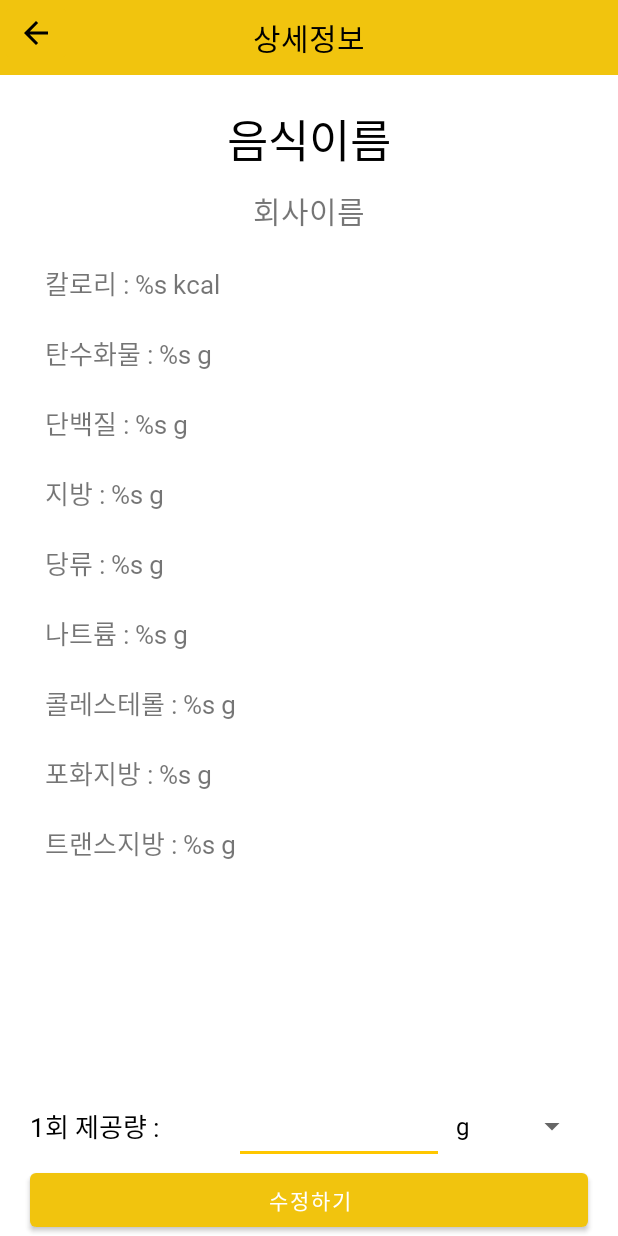
After one commit to aksghwoddl/FooDi, an Android app: the DiaryDetailActivity screen opened directly, with no data from a screen before it, on a phone screen of 412 x 824 dp. The commit adds this screen. Run offline under Robolectric (Android 15) with nearby library versions, the phone set to English and light mode, and no system bars; Roboto replaces fonts that are not available here; 23 statements that could not run were skipped.

Commit message:
1. DiaryFragment item클릭시 다이어리 상세정보로 표시 및 수정 기능 구현
Todo.
1. Permission 체크 및 전반적인 레이아웃 수정 필요

```diff
--- a/FooDi/app/src/main/AndroidManifest.xml
+++ b/FooDi/app/src/main/AndroidManifest.xml
@@ -47,6 +47,9 @@
         <activity android:name=".ui.activities.search.SearchActivity"
             android:windowSoftInputMode="adjustPan">
         </activity>
+        <activity android:name=".ui.fragments.diary.detail.DiaryDetailActivity">
+
+        </activity>
     </application>
 
     <uses-permission android:name="android.permission.INTERNET"/>
--- a/FooDi/app/src/main/java/com/lee/foodi/data/repository/FoodiRepository.kt
+++ b/FooDi/app/src/main/java/com/lee/foodi/data/repository/FoodiRepository.kt
@@ -43,6 +43,11 @@ class FoodiRepository {
      * **/
     suspend fun addDiary(diary : DiaryEntity) = diaryDAO.addDiary(diary)
 
+    /**
+     * Function for delete diary item in Room DB
+     * **/
     suspend fun deleteDiaryItem(diaryItem: DiaryItemEntity) = diaryDAO.deleteDiaryItem(diaryItem)
 
+    suspend fun updateDiaryItem(diaryItem: DiaryItemEntity) = diaryDAO.updateDiaryItem(diaryItem)
+
 }
--- a/FooDi/app/src/main/java/com/lee/foodi/ui/activities/search/FoodDetailActivity.kt
+++ b/FooDi/app/src/main/java/com/lee/foodi/ui/activities/search/FoodDetailActivity.kt
@@ -56,7 +56,6 @@ class FoodDetailActivity : AppCompatActivity() {
             setContentView(it.root)
         }
         mFoodInfoData = intent?.getSerializableExtra(EXTRA_SELECTED_FOOD) as FoodInfoData
-
         init()
     }
 
@@ -167,7 +166,6 @@ class FoodDetailActivity : AppCompatActivity() {
         }
 
         override fun afterTextChanged(p0: Editable?) { }
-
     }
 
     /**
--- /dev/null
+++ b/FooDi/app/src/main/java/com/lee/foodi/ui/fragments/diary/detail/DiaryDetailActivity.kt
@@ -0,0 +1,243 @@
+package com.lee.foodi.ui.fragments.diary.detail
+
+import android.annotation.SuppressLint
+import android.os.Build
+import android.os.Bundle
+import android.text.Editable
+import android.text.TextWatcher
+import android.util.Log
+import android.view.View
+import android.widget.ArrayAdapter
+import androidx.annotation.RequiresApi
+import androidx.appcompat.app.AppCompatActivity
+import com.lee.foodi.R
+import com.lee.foodi.common.EXTRA_SELECTED_DIARY_ITEM
+import com.lee.foodi.common.NOT_AVAILABLE
+import com.lee.foodi.common.Utils
+import com.lee.foodi.data.repository.FoodiRepository
+import com.lee.foodi.data.room.entity.DiaryItem
+import com.lee.foodi.data.room.entity.DiaryItemEntity
+import com.lee.foodi.databinding.ActivityDiaryDetailBinding
+import kotlinx.coroutines.CoroutineScope
+import kotlinx.coroutines.Dispatchers
+import kotlinx.coroutines.launch
+import kotlin.math.roundToInt
+
+private const val TAG = "DiaryDetailActivity"
+
+class DiaryDetailActivity : AppCompatActivity() {
+    private lateinit var binding : ActivityDiaryDetailBinding
+    private lateinit var mDiaryItem : DiaryItem
+
+    private var mCalculatedCalorie = ""
+    private var mCalculatedCarbohydrate = ""
+    private var mCalculatedProtein = ""
+    private var mCalculatedFat = ""
+    private var mCalculatedSugar = ""
+    private var mCalculatedSalt = ""
+    private var mCalculatedCholesterol = ""
+    private var mCalculatedSaturatedFat = ""
+    private var mCalculatedTransFat = ""
+
+    @RequiresApi(Build.VERSION_CODES.O)
+    override fun onCreate(savedInstanceState: Bundle?) {
+        super.onCreate(savedInstanceState)
+        binding = ActivityDiaryDetailBinding.inflate(layoutInflater).also {
+            setContentView(it.root)
+        }
+        mDiaryItem = intent?.extras?.getSerializable(EXTRA_SELECTED_DIARY_ITEM) as DiaryItem
+        init()
+    }
+
+    /**
+     * Init Functions
+     * **/
+    @RequiresApi(Build.VERSION_CODES.O)
+    @SuppressLint("SetTextI18n")
+    private fun init() {
+        with(binding){
+            foodNameTextView.text = mDiaryItem.food!!.foodName
+            foodNameTextView.isSelected = true // for marquee setting
+            if(mDiaryItem.food!!.company == "N/A"){
+                companyNameTextView.visibility = View.INVISIBLE
+            } else {
+                companyNameTextView.text = mDiaryItem.food!!.company
+            }
+        }
+        updateIngredientTextView(false)
+        initSpinner()
+        addListeners()
+    }
+
+    private fun initSpinner() {
+        val unitArray = resources.getStringArray(R.array.unit_array)
+        val adapter = ArrayAdapter(this , com.google.android.material.R.layout.support_simple_spinner_dropdown_item , unitArray)
+        binding.unitSpinner.adapter = adapter
+
+    }
+
+    @RequiresApi(Build.VERSION_CODES.O)
+    private fun addListeners() {
+        with(binding){
+            modifyButton.setOnClickListener {
+                CoroutineScope(Dispatchers.IO).launch {
+                    updateFoodInfo()
+                    updateDiaryItem()
+                    CoroutineScope(Dispatchers.Main).launch {
+                        Utils.toastMessage("정상적으로 수정 되었습니다.")
+                    }
+                }
+            }
+            calculateEditText.addTextChangedListener(CalculateTextChangedListener())
+
+            backButton.setOnClickListener {
+                finish()
+            }
+        }
+    }
+
+    private suspend fun updateDiaryItem() {
+        CoroutineScope(Dispatchers.IO).launch {
+            val diaryItemEntity = DiaryItemEntity(
+                mDiaryItem.index
+                , mDiaryItem.date
+                , mDiaryItem.food
+                , mDiaryItem.time ,binding.calculateEditText.text.toString() + binding.unitSpinner.selectedItem)
+            FoodiRepository.getInstance().updateDiaryItem(diaryItemEntity)
+            Log.d(TAG, "updateDiaryItem: $diaryItemEntity")
+        }
+    }
+
+   /**
+    * Function for get value during EditText is changing
+    * **/
+    private fun getValueOnEditTextChanged(value : String , inputValue : String) : String {
+        var ret = ""
+        if(mDiaryItem.food!!.servingWeight.toInt() != 0 && value != NOT_AVAILABLE){
+            if(binding.calculateEditText.text.isNotEmpty()){
+                val divideValue = value.toDouble()/(mDiaryItem.food!!.servingWeight.toInt())
+                val calculatedValue = divideValue * inputValue.toInt()
+                ret = calculatedValue.roundToInt().toString()
+            }
+        } else {
+            ret = NOT_AVAILABLE
+        }
+        return ret
+    }
+
+    /**
+     * Function for update Textview that show food info
+     * **/
+    private fun updateIngredientTextView(changedByEditText : Boolean){
+        if(changedByEditText){
+            with(binding){
+                // Calorie
+                mCalculatedCalorie = getValueOnEditTextChanged(mDiaryItem.food!!.calorie , calculateEditText.text.toString())
+                Utils.convertValueWithErrorCheck(calorieTextView ,resources.getString(R.string.calories), mCalculatedCalorie)
+
+                // Carbohydrate
+                mCalculatedCarbohydrate = getValueOnEditTextChanged(mDiaryItem.food!!.carbohydrate , calculateEditText.text.toString())
+                Utils.convertValueWithErrorCheck(carbohydrateTextView , getString(R.string.carbohydrate) , mCalculatedCarbohydrate)
+
+                // Protein
+                mCalculatedProtein = getValueOnEditTextChanged(mDiaryItem.food!!.protein , calculateEditText.text.toString())
+                Utils.convertValueWithErrorCheck(proteinTextView , getString(R.string.protein) , mCalculatedProtein)
+
+                // Fat
+                mCalculatedFat = getValueOnEditTextChanged(mDiaryItem.food!!.fat , calculateEditText.text.toString())
+                Utils.convertValueWithErrorCheck(fatTextView , getString(R.string.fat) , mCalculatedFat)
+
+                // Sugar
+                mCalculatedSugar = getValueOnEditTextChanged(mDiaryItem.food!!.sugar , calculateEditText.text.toString())
+                Utils.convertValueWithErrorCheck(sugarTextView , getString(R.string.sugar) , mCalculatedSugar)
+
+                // Salt
+                mCalculatedSalt = getValueOnEditTextChanged(mDiaryItem.food!!.salt , calculateEditText.text.toString())
+                Utils.convertValueWithErrorCheck(saltTextView , getString(R.string.salt) , mCalculatedSalt)
+
+                // Cholesterol
+                mCalculatedCholesterol = getValueOnEditTextChanged(mDiaryItem.food!!.cholesterol , calculateEditText.text.toString())
+                Utils.convertValueWithErrorCheck(cholesterolTextView , getString(R.string.cholesterol) , mCalculatedCholesterol)
+
+                // Saturated Fat
+                mCalculatedSaturatedFat = getValueOnEditTextChanged(mDiaryItem.food!!.saturatedFat , calculateEditText.text.toString())
+                Utils.convertValueWithErrorCheck(saturatedFat , getString(R.string.saturated_fat) , mCalculatedSaturatedFat)
+
+                // Trans Fat
+                mCalculatedTransFat = getValueOnEditTextChanged(mDiaryItem.food!!.transFat , calculateEditText.text.toString())
+                Utils.convertValueWithErrorCheck(transFatTextView , getString(R.string.trans_fat) , mCalculatedTransFat)
+            }
+        } else {
+            with(binding){
+                Utils.convertValueWithErrorCheck(calorieTextView ,resources.getString(R.string.calories) ,mDiaryItem.food!!.calorie.convertStringToInt())
+                Utils.convertValueWithErrorCheck(carbohydrateTextView , getString(R.string.carbohydrate) ,mDiaryItem.food!!.carbohydrate.convertStringToInt())
+                Utils.convertValueWithErrorCheck(proteinTextView , getString(R.string.protein) ,mDiaryItem.food!!.protein.convertStringToInt())
+                Utils.convertValueWithErrorCheck(fatTextView , getString(R.string.fat) ,mDiaryItem.food!!.fat.convertStringToInt())
+                Utils.convertValueWithErrorCheck(sugarTextView , getString(R.string.sugar) ,mDiaryItem.food!!.sugar.convertStringToInt())
+                Utils.convertValueWithErrorCheck(saltTextView , getString(R.string.salt) ,mDiaryItem.food!!.salt.convertStringToInt())
+                Utils.convertValueWithErrorCheck(cholesterolTextView , getString(R.string.cholesterol) ,mDiaryItem.food!!.cholesterol.convertStringToInt())
+                Utils.convertValueWithErrorCheck(saturatedFat , getString(R.string.saturated_fat) ,mDiaryItem.food!!.saturatedFat.convertStringToInt())
+                Utils.convertValueWithErrorCheck(transFatTextView , getString(R.string.trans_fat) ,mDiaryItem.food!!.transFat.convertStringToInt())
+                calculateEditText.text = Editable.Factory.getInstance().newEditable(mDiaryItem.servingSize.convertStringToInt())
+
+                mCalculatedCalorie = mDiaryItem.food!!.calorie
+                mCalculatedCarbohydrate = mDiaryItem.food!!.carbohydrate
+                mCalculatedProtein = mDiaryItem.food!!.protein
+                mCalculatedFat = mDiaryItem.food!!.fat
+                mCalculatedSugar = mDiaryItem.food!!.sugar
+                mCalculatedSalt = mDiaryItem.food!!.salt
+                mCalculatedCholesterol = mDiaryItem.food!!.cholesterol
+                mCalculatedSaturatedFat = mDiaryItem.food!!.saturatedFat
+                mCalculatedTransFat = mDiaryItem.food!!.transFat
+            }
+        }
+    }
+
+    /**
+     * Function for update food info when insert Room DB
+     * **/
+    private fun updateFoodInfo() {
+        with(mDiaryItem.food!!){
+            calorie = mCalculatedCalorie
+            carbohydrate = mCalculatedCarbohydrate
+            protein = mCalculatedProtein
+            fat = mCalculatedFat
+            sugar = mCalculatedSugar
+            salt = mCalculatedSalt
+            cholesterol = mCalculatedCholesterol
+            saturatedFat = mCalculatedSaturatedFat
+            transFat = mCalculatedTransFat
+            servingWeight = binding.calculateEditText.text.toString()
+        }
+    }
+
+    /**
+     * Function for convert String that have double value to Integer
+     * **/
+    private fun String.convertStringToInt() : String {
+        return if(this == NOT_AVAILABLE){
+            this
+        }else if(this.contains("g")|| this.contains("oz")){
+            this.substring(0 , this.length -1)
+        }
+        else {
+            this.toDouble().roundToInt().toString()
+        }
+    }
+
+    /**
+     * Watching Serving Size EditText Listener
+     * **/
+    private inner class CalculateTextChangedListener : TextWatcher {
+        override fun beforeTextChanged(p0: CharSequence?, p1: Int, p2: Int, p3: Int) { }
+
+        override fun onTextChanged(p0: CharSequence?, p1: Int, p2: Int, p3: Int) {
+            mDiaryItem.food!!.servingWeight
+            if(binding.calculateTextView.text.isNotEmpty()){
+                updateIngredientTextView(true)
+            }
+        }
+
+        override fun afterTextChanged(p0: Editable?) { }
+    }
+}
--- /dev/null
+++ b/FooDi/app/src/main/res/layout/activity_diary_detail.xml
@@ -0,0 +1,219 @@
+<?xml version="1.0" encoding="utf-8"?>
+<androidx.constraintlayout.widget.ConstraintLayout xmlns:android="http://schemas.android.com/apk/res/android"
+    xmlns:tools="http://schemas.android.com/tools"
+    android:layout_width="match_parent"
+    android:layout_height="match_parent"
+    xmlns:app="http://schemas.android.com/apk/res-auto">
+
+    <RelativeLayout
+        android:id="@+id/headerLayout"
+        android:layout_width="match_parent"
+        android:layout_height="wrap_content"
+        app:layout_constraintTop_toTopOf="parent"
+        app:layout_constraintBottom_toTopOf="@id/foodNameTextView"
+        android:background="@color/main_color"
+        >
+
+        <TextView
+            android:id="@+id/reportTimeTextView"
+            android:layout_width="wrap_content"
+            android:layout_height="wrap_content"
+            android:layout_centerInParent="true"
+            android:layout_marginTop="20dp"
+            android:fontFamily="@font/swagger"
+            android:text="@string/more_info"
+            android:textColor="#000"
+            android:textSize="20sp" />
+
+        <ImageButton
+            android:id="@+id/backButton"
+            android:layout_width="wrap_content"
+            android:layout_height="wrap_content"
+            android:src="@drawable/ic_baseline_arrow_back_24"
+            android:backgroundTint="@color/main_color"
+            />
+    </RelativeLayout>
+
+    <TextView
+        android:id="@+id/foodNameTextView"
+        android:layout_width="match_parent"
+        android:layout_height="wrap_content"
+        app:layout_constraintTop_toBottomOf="@id/headerLayout"
+        android:textSize="30sp"
+        android:textColor="#000"
+        android:fontFamily="@font/swagger"
+        android:text="@string/food_name"
+        android:gravity="center"
+        android:layout_marginTop="20dp"
+        android:singleLine="true"
+        android:ellipsize="marquee"
+        android:focusable="true"
+        android:marqueeRepeatLimit="marquee_forever"
+        android:paddingStart="20dp"
+        android:paddingEnd="20dp"
+        />
+
+    <TextView
+        android:id="@+id/companyNameTextView"
+        android:layout_width="match_parent"
+        android:layout_height="wrap_content"
+        app:layout_constraintTop_toBottomOf="@id/foodNameTextView"
+        android:textSize="20sp"
+        android:layout_marginTop="10dp"
+        android:fontFamily="@font/swagger"
+        android:text="@string/company_name"
+        android:gravity="center"
+        />
+
+    <LinearLayout
+        android:id="@+id/detailLayout"
+        android:layout_width="match_parent"
+        android:layout_height="0dp"
+        android:orientation="vertical"
+        android:paddingStart="30dp"
+        android:paddingEnd="0dp"
+        app:layout_constraintBottom_toTopOf="@id/calculateLayout"
+        app:layout_constraintTop_toBottomOf="@id/companyNameTextView"
+        app:layout_constraintLeft_toLeftOf="parent"
+        app:layout_constraintRight_toRightOf="parent"
+        >
+
+        <TextView
+            android:id="@+id/calorieTextView"
+            android:layout_width="match_parent"
+            android:layout_height="wrap_content"
+            android:layout_marginTop="20dp"
+            android:fontFamily="@font/swagger"
+            android:text="@string/calories"
+            android:textSize="@dimen/food_detail_text_size" />
+
+        <TextView
+            android:id="@+id/carbohydrateTextView"
+            android:layout_width="match_parent"
+            android:layout_height="wrap_content"
+            android:layout_marginTop="20dp"
+            android:fontFamily="@font/swagger"
+            android:text="@string/carbohydrate"
+            android:textSize="@dimen/food_detail_text_size" />
+
+        <TextView
+            android:id="@+id/proteinTextView"
+            android:layout_width="match_parent"
+            android:layout_height="wrap_content"
+            android:layout_marginTop="20dp"
+            android:fontFamily="@font/swagger"
+            android:text="@string/protein"
+            android:textSize="@dimen/food_detail_text_size" />
+
+        <TextView
+            android:id="@+id/fatTextView"
+            android:layout_width="match_parent"
+            android:layout_height="wrap_content"
+            android:layout_marginTop="20dp"
+            android:fontFamily="@font/swagger"
+            android:text="@string/fat"
+            android:textSize="@dimen/food_detail_text_size" />
+
+        <TextView
+            android:id="@+id/sugarTextView"
+            android:layout_width="match_parent"
+            android:layout_height="wrap_content"
+            android:layout_marginTop="20dp"
+            android:fontFamily="@font/swagger"
+            android:text="@string/sugar"
+            android:textSize="@dimen/food_detail_text_size" />
+
+        <TextView
+            android:id="@+id/saltTextView"
+            android:layout_width="match_parent"
+            android:layout_height="wrap_content"
+            android:layout_marginTop="20dp"
+            android:fontFamily="@font/swagger"
+            android:text="@string/salt"
+            android:textSize="@dimen/food_detail_text_size" />
+
+        <TextView
+            android:id="@+id/cholesterolTextView"
+            android:layout_width="match_parent"
+            android:layout_height="wrap_content"
+            android:layout_marginTop="20dp"
+            android:fontFamily="@font/swagger"
+            android:text="@string/cholesterol"
+            android:textSize="@dimen/food_detail_text_size" />
+
+        <TextView
+            android:id="@+id/saturatedFat"
+            android:layout_width="match_parent"
+            android:layout_height="wrap_content"
+            android:layout_marginTop="20dp"
+            android:fontFamily="@font/swagger"
+            android:text="@string/saturated_fat"
+            android:textSize="@dimen/food_detail_text_size" />
+
+        <TextView
+            android:id="@+id/transFatTextView"
+            android:layout_width="match_parent"
+            android:layout_height="wrap_content"
+            android:layout_marginTop="20dp"
+            android:fontFamily="@font/swagger"
+            android:text="@string/trans_fat"
+            android:textSize="@dimen/food_detail_text_size" />
+    </LinearLayout>
+
+    <LinearLayout
+        android:id="@+id/calculateLayout"
+        android:layout_width="match_parent"
+        android:layout_height="50dp"
+        app:layout_constraintBottom_toTopOf="@id/modifyButton"
+        app:layout_constraintTop_toBottomOf="@id/detailLayout"
+        android:orientation="horizontal"
+        android:weightSum="10"
+        android:paddingStart="20dp"
+        android:paddingEnd="20dp"
+        >
+        <TextView
+            android:id="@+id/calculateTextView"
+            android:layout_width="0dp"
+            android:layout_height="match_parent"
+            app:layout_constraintRight_toLeftOf="@id/calculateEditText"
+            android:textSize="@dimen/food_detail_text_size"
+            android:textColor="#000"
+            android:gravity="center_vertical"
+            android:text="@string/serving_size"
+            android:layout_weight="4.5"
+            android:fontFamily="@font/swagger"
+            android:layout_marginEnd="10dp"
+            />
+
+        <EditText
+            android:id="@+id/calculateEditText"
+            android:layout_width="0dp"
+            android:layout_height="match_parent"
+            android:gravity="center_vertical"
+            android:layout_weight="5"
+            android:inputType="number"
+
+            />
+
+        <Spinner
+            android:id="@+id/unitSpinner"
+            android:layout_width="wrap_content"
+            android:layout_height="match_parent"
+            android:layout_weight="0.5"
+            />
+    </LinearLayout>
+
+    <Button
+        android:id="@+id/modifyButton"
+        android:layout_width="match_parent"
+        android:layout_height="wrap_content"
+        android:layout_marginStart="20dp"
+        android:layout_marginEnd="20dp"
+        app:layout_constraintLeft_toLeftOf="parent"
+        app:layout_constraintRight_toRightOf="parent"
+        app:layout_constraintBottom_toBottomOf="parent"
+        android:text="@string/modify"
+        android:fontFamily="@font/swagger"
+        />
+
+</androidx.constraintlayout.widget.ConstraintLayout>
--- a/FooDi/app/src/main/res/menu/diary_selected_menu.xml
+++ b/FooDi/app/src/main/res/menu/diary_selected_menu.xml
@@ -2,9 +2,6 @@
 <menu xmlns:android="http://schemas.android.com/apk/res/android"
     xmlns:app="http://schemas.android.com/apk/res-auto"
     >
-    <item android:id="@+id/moreInfo"
-        android:title="상세정보"
-        />
     <item android:id="@+id/itemDelete"
-        android:title="삭제하기"/>
+        android:title="@string/delete"/>
 </menu>
--- a/FooDi/app/src/main/res/values/strings.xml
+++ b/FooDi/app/src/main/res/values/strings.xml
@@ -7,6 +7,7 @@
     <string name="next">다음</string>
     <string name="add">추가하기</string>
     <string name="modify">수정하기</string>
+    <string name="delete">삭제하기</string>
     <string name="search_edit_text_hint">검색할 음식을 입력해주세요.</string>
     <string name="add_food_header_title">필수 음식 정보를 \n입력해주세요.</string>
     <string name="next_add_food_header_title">추가 음식 정보를 \n입력해주세요.</string>
@@ -34,6 +35,7 @@
     <string name="saturated_fat">포화지방 : %s g</string>
     <string name="trans_fat">트랜스지방 : %s g</string>
     <string name="begin_year">제조년월 : %s</string>
+    <string name="more_info">상세정보</string>
     <!---->
 
     <!--Add Food -->
--- /dev/null
+++ b/FooDi/app/src/main/res/values/style.xml
@@ -0,0 +1,6 @@
+<?xml version="1.0" encoding="utf-8"?>
+<resources>
+    <style name="AppTheme.TextAppearance.Popup" parent="TextAppearance.MaterialComponents.Caption">
+        <item name="fontFamily">@font/swagger</item>
+    </style>
+</resources>
```
Also changed, not shown: FooDi/app/src/main/java/com/lee/foodi/data/room/dao/DiaryDAO.kt (+8 -0 lines), FooDi/app/src/main/java/com/lee/foodi/ui/adapter/DiaryFoodItemRecyclerAdapter.kt (+18 -0 lines), FooDi/app/src/main/java/com/lee/foodi/ui/fragments/diary/DiaryFragment.kt (+20 -5 lines).
